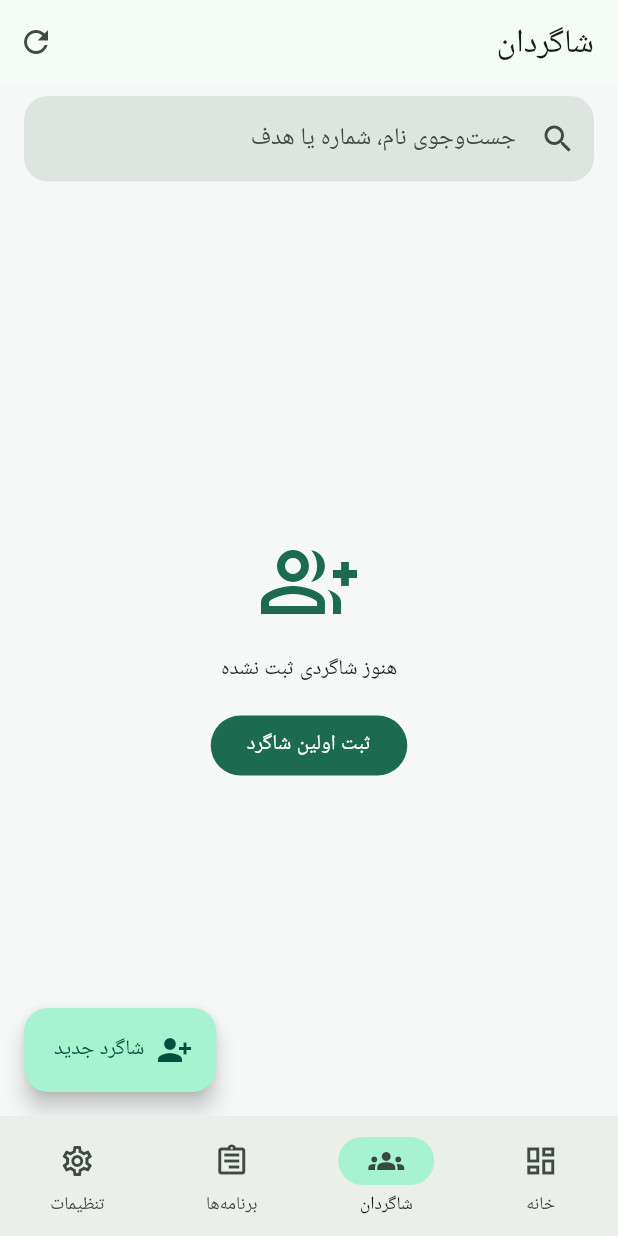
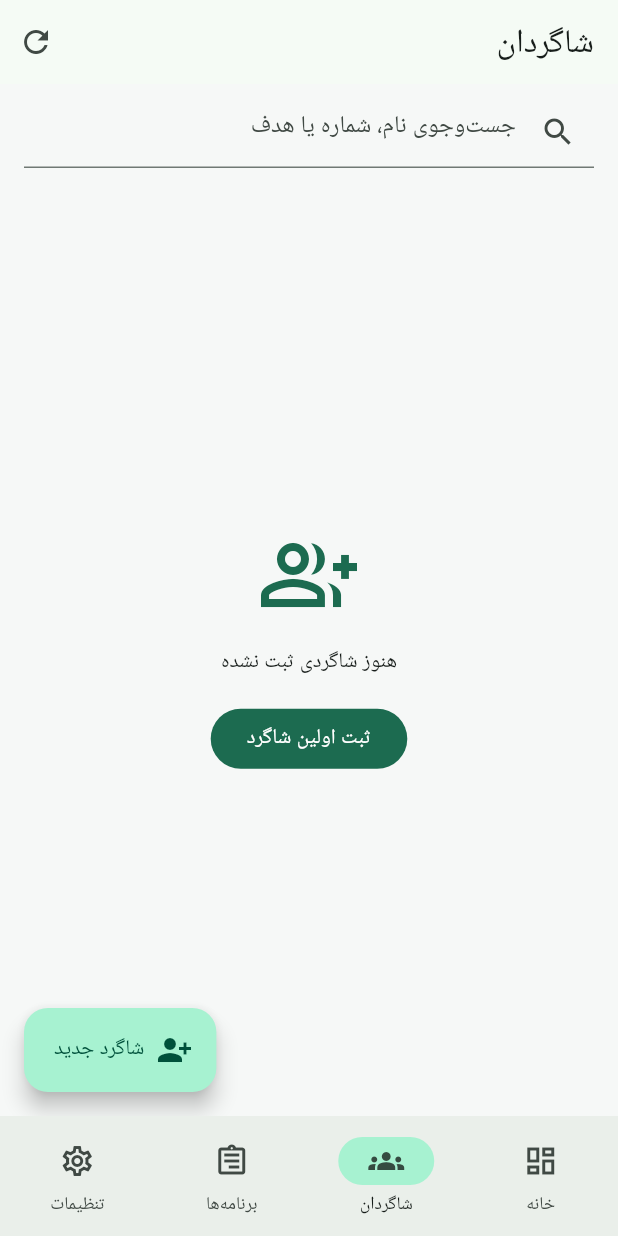
Before and after one commit to kingiust2002/coach, a Flutter app: the screen it shows after launch, item 2 of the bottom bar chosen, on a phone screen of 412 x 824 dp. Run offline on Flutter 3.47's test engine with Material 3 defaults, Android fonts, the light colour scheme and no system bars; our stand-ins replace sqflite; accounts and stored records are empty.

Commit message:
Fix FlutLab 3.32 compatibility and pin toolchain
Align source code, lints, dependency resolution, formatting and CI with the Flutter 3.32.6 baseline used by FlutLab.

```diff
--- a/analysis_options.yaml
+++ b/analysis_options.yaml
@@ -1,8 +1,7 @@
-include: package:flutter_lints/flutter.yaml
-
 analyzer:
   exclude:
     - build/**
+    - .dart_tool/**
 
 linter:
   rules:
@@ -15,3 +14,4 @@ linter:
     prefer_final_locals: true
     require_trailing_commas: true
     unawaited_futures: true
+    use_build_context_synchronously: true
--- a/lib/app/coach_app.dart
+++ b/lib/app/coach_app.dart
@@ -9,10 +9,7 @@ import '../features/dashboard/presentation/app_shell.dart';
 import 'theme/app_theme.dart';
 
 class CoachApp extends StatefulWidget {
-  const CoachApp({
-    required this.athleteRepository,
-    super.key,
-  });
+  const CoachApp({required this.athleteRepository, super.key});
 
   final AthleteRepository athleteRepository;
 
@@ -42,10 +39,7 @@ class _CoachAppState extends State<CoachApp> {
       debugShowCheckedModeBanner: false,
       title: 'مربی‌یار',
       locale: const Locale('fa'),
-      supportedLocales: const <Locale>[
-        Locale('fa'),
-        Locale('en'),
-      ],
+      supportedLocales: const <Locale>[Locale('fa'), Locale('en')],
       localizationsDelegates: const <LocalizationsDelegate<dynamic>>[
         GlobalMaterialLocalizations.delegate,
         GlobalWidgetsLocalizations.delegate,
--- a/lib/app/theme/app_theme.dart
+++ b/lib/app/theme/app_theme.dart
@@ -9,9 +9,9 @@ abstract final class AppTheme {
       brightness: Brightness.light,
     );
 
-    return _base(scheme).copyWith(
-      scaffoldBackgroundColor: const Color(0xFFF6F8F7),
-    );
+    return _base(
+      scheme,
+    ).copyWith(scaffoldBackgroundColor: const Color(0xFFF6F8F7));
   }
 
   static ThemeData dark() {
@@ -24,24 +24,13 @@ abstract final class AppTheme {
   }
 
   static ThemeData _base(ColorScheme scheme) {
+    // Keep this foundation compatible with both FlutLab Flutter 3.32
+    // and newer stable Flutter releases. Component-level styling can be
+    // expanded after the supported Flutter baseline is pinned.
     return ThemeData(
       useMaterial3: true,
       colorScheme: scheme,
       visualDensity: VisualDensity.standard,
-      inputDecorationTheme: InputDecorationThemeData(
-        filled: true,
-        border: OutlineInputBorder(
-          borderRadius: BorderRadius.circular(16),
-          borderSide: BorderSide.none,
-        ),
-      ),
-      cardTheme: CardThemeData(
-        elevation: 0,
-        shape: RoundedRectangleBorder(
-          borderRadius: BorderRadius.circular(20),
-          side: BorderSide(color: scheme.outlineVariant),
-        ),
-      ),
       navigationBarTheme: NavigationBarThemeData(
         indicatorColor: scheme.primaryContainer,
         labelBehavior: NavigationDestinationLabelBehavior.alwaysShow,
--- a/lib/core/database/app_database.dart
+++ b/lib/core/database/app_database.dart
@@ -38,11 +38,7 @@ class AppDatabase {
     return database;
   }
 
-  Future<void> _upgrade(
-    Database db,
-    int oldVersion,
-    int newVersion,
-  ) async {
+  Future<void> _upgrade(Database db, int oldVersion, int newVersion) async {
     for (
       int targetVersion = oldVersion + 1;
       targetVersion <= newVersion;
--- a/lib/core/database/database_schema.dart
+++ b/lib/core/database/database_schema.dart
@@ -4,7 +4,8 @@ abstract final class DatabaseSchema {
 
   static const String athletes = 'athletes';
 
-  static const String createAthletes = '''
+  static const String createAthletes =
+      '''
 CREATE TABLE $athletes (
   id TEXT PRIMARY KEY,
   full_name TEXT NOT NULL,
@@ -19,7 +20,8 @@ CREATE TABLE $athletes (
 )
 ''';
 
-  static const String athletesActiveIndex = '''
+  static const String athletesActiveIndex =
+      '''
 CREATE INDEX idx_athletes_active_name
 ON $athletes (is_active, full_name)
 ''';
--- a/lib/features/athletes/presentation/athletes_page.dart
+++ b/lib/features/athletes/presentation/athletes_page.dart
@@ -5,10 +5,7 @@ import 'athlete_form_page.dart';
 import 'athletes_controller.dart';
 
 class AthletesPage extends StatefulWidget {
-  const AthletesPage({
-    required this.controller,
-    super.key,
-  });
+  const AthletesPage({required this.controller, super.key});
 
   final AthletesController controller;
 
@@ -24,13 +21,15 @@ class _AthletesPageState extends State<AthletesPage> {
     return AnimatedBuilder(
       animation: widget.controller,
       builder: (BuildContext context, Widget? child) {
-        final List<Athlete> visible = widget.controller.athletes.where((Athlete item) {
-          final String query = _query.trim().toLowerCase();
-          return query.isEmpty ||
-              item.fullName.toLowerCase().contains(query) ||
-              item.phone.contains(query) ||
-              item.goal.toLowerCase().contains(query);
-        }).toList(growable: false);
+        final List<Athlete> visible = widget.controller.athletes
+            .where((Athlete item) {
+              final String query = _query.trim().toLowerCase();
+              return query.isEmpty ||
+                  item.fullName.toLowerCase().contains(query) ||
+                  item.phone.contains(query) ||
+                  item.goal.toLowerCase().contains(query);
+            })
+            .toList(growable: false);
 
         return Scaffold(
           appBar: AppBar(
@@ -38,7 +37,9 @@ class _AthletesPageState extends State<AthletesPage> {
             actions: <Widget>[
               IconButton(
                 tooltip: 'تازه‌سازی',
-                onPressed: widget.controller.isLoading ? null : widget.controller.load,
+                onPressed: widget.controller.isLoading
+                    ? null
+                    : widget.controller.load,
                 icon: const Icon(Icons.refresh),
               ),
             ],
@@ -103,9 +104,16 @@ class _AthletesPageState extends State<AthletesPage> {
           final Athlete athlete = athletes[index];
           return Card(
             child: ListTile(
-              contentPadding: const EdgeInsets.symmetric(horizontal: 16, vertical: 8),
+              contentPadding: const EdgeInsets.symmetric(
+                horizontal: 16,
+                vertical: 8,
+              ),
               leading: CircleAvatar(
-                child: Text(athlete.fullName.trim().isEmpty ? '؟' : athlete.fullName.trim()[0]),
+                child: Text(
+                  athlete.fullName.trim().isEmpty
+                      ? '؟'
+                      : athlete.fullName.trim()[0],
+                ),
               ),
               title: Text(
                 athlete.fullName,
@@ -132,10 +140,8 @@ class _AthletesPageState extends State<AthletesPage> {
   Future<void> _openForm(BuildContext context, {Athlete? athlete}) async {
     await Navigator.of(context).push<void>(
       MaterialPageRoute<void>(
-        builder: (BuildContext context) => AthleteFormPage(
-          controller: widget.controller,
-          athlete: athlete,
-        ),
+        builder: (BuildContext context) =>
+            AthleteFormPage(controller: widget.controller, athlete: athlete),
       ),
     );
   }
@@ -145,7 +151,9 @@ class _AthletesPageState extends State<AthletesPage> {
       context: context,
       builder: (BuildContext context) => AlertDialog(
         title: const Text('بایگانی شاگرد'),
-        content: Text('«${athlete.fullName}» از فهرست فعال خارج شود؟ اطلاعات حذف نمی‌شود.'),
+        content: Text(
+          '«${athlete.fullName}» از فهرست فعال خارج شود؟ اطلاعات حذف نمی‌شود.',
+        ),
         actions: <Widget>[
           TextButton(
             onPressed: () => Navigator.of(context).pop(false),
--- a/lib/features/dashboard/presentation/app_shell.dart
+++ b/lib/features/dashboard/presentation/app_shell.dart
@@ -4,10 +4,7 @@ import '../../athletes/presentation/athletes_controller.dart';
 import '../../athletes/presentation/athletes_page.dart';
 
 class AppShell extends StatefulWidget {
-  const AppShell({
-    required this.controller,
-    super.key,
-  });
+  const AppShell({required this.controller, super.key});
 
   final AthletesController controller;
 
@@ -36,7 +33,9 @@ class _AppShellState extends State<AppShell> {
     ];
 
     return Scaffold(
-      body: SafeArea(child: IndexedStack(index: _index, children: pages)),
+      body: SafeArea(
+        child: IndexedStack(index: _index, children: pages),
+      ),
       bottomNavigationBar: NavigationBar(
         selectedIndex: _index,
         onDestinationSelected: (int value) => setState(() => _index = value),
@@ -82,9 +81,9 @@ class _Dashboard extends StatelessWidget {
           children: <Widget>[
             Text(
               'مربی‌یار',
-              style: Theme.of(context).textTheme.headlineMedium?.copyWith(
-                    fontWeight: FontWeight.w800,
-                  ),
+              style: Theme.of(
+                context,
+              ).textTheme.headlineMedium?.copyWith(fontWeight: FontWeight.w800),
             ),
             const SizedBox(height: 6),
             Text(
@@ -133,9 +132,9 @@ class _StatCard extends StatelessWidget {
             Expanded(child: Text(title)),
             Text(
               value,
-              style: Theme.of(context).textTheme.headlineMedium?.copyWith(
-                    fontWeight: FontWeight.w800,
-                  ),
+              style: Theme.of(
+                context,
+              ).textTheme.headlineMedium?.copyWith(fontWeight: FontWeight.w800),
             ),
           ],
         ),
--- a/lib/main.dart
+++ b/lib/main.dart
@@ -16,9 +16,5 @@ Future<void> main() async {
   final AppDatabase database = AppDatabase.instance;
   await database.open();
 
-  runApp(
-    CoachApp(
-      athleteRepository: SqliteAthleteRepository(database),
-    ),
-  );
+  runApp(CoachApp(athleteRepository: SqliteAthleteRepository(database)));
 }
--- a/pubspec.yaml
+++ b/pubspec.yaml
@@ -4,7 +4,8 @@ publish_to: none
 version: 0.1.0+1
 
 environment:
-  sdk: '>=3.3.0 <4.0.0'
+  sdk: '>=3.8.0 <4.0.0'
+  flutter: '>=3.32.0 <3.35.0'
 
 dependencies:
   flutter:
@@ -17,7 +18,6 @@ dependencies:
 dev_dependencies:
   flutter_test:
     sdk: flutter
-  flutter_lints: ^4.0.0
 
 flutter:
   uses-material-design: true
```
Also changed, not shown: lib/features/athletes/presentation/athlete_form_page.dart (+28 -14 lines), lib/features/athletes/presentation/athletes_controller.dart (+3 -4 lines), pubspec.lock (added), 2 other files.
